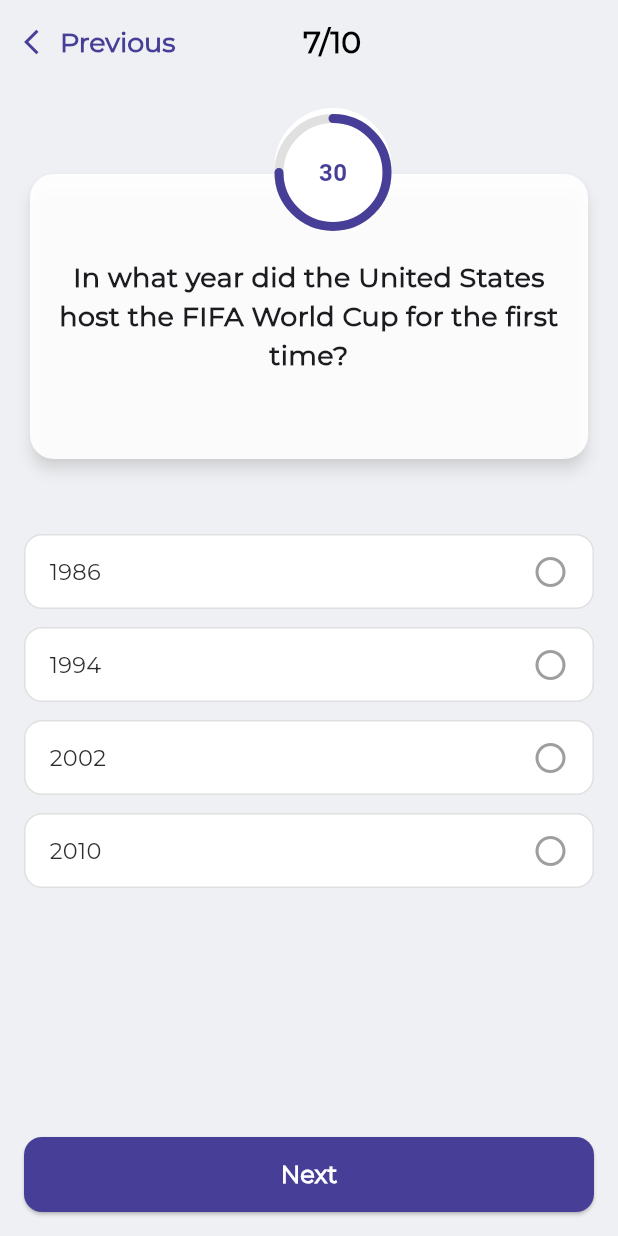
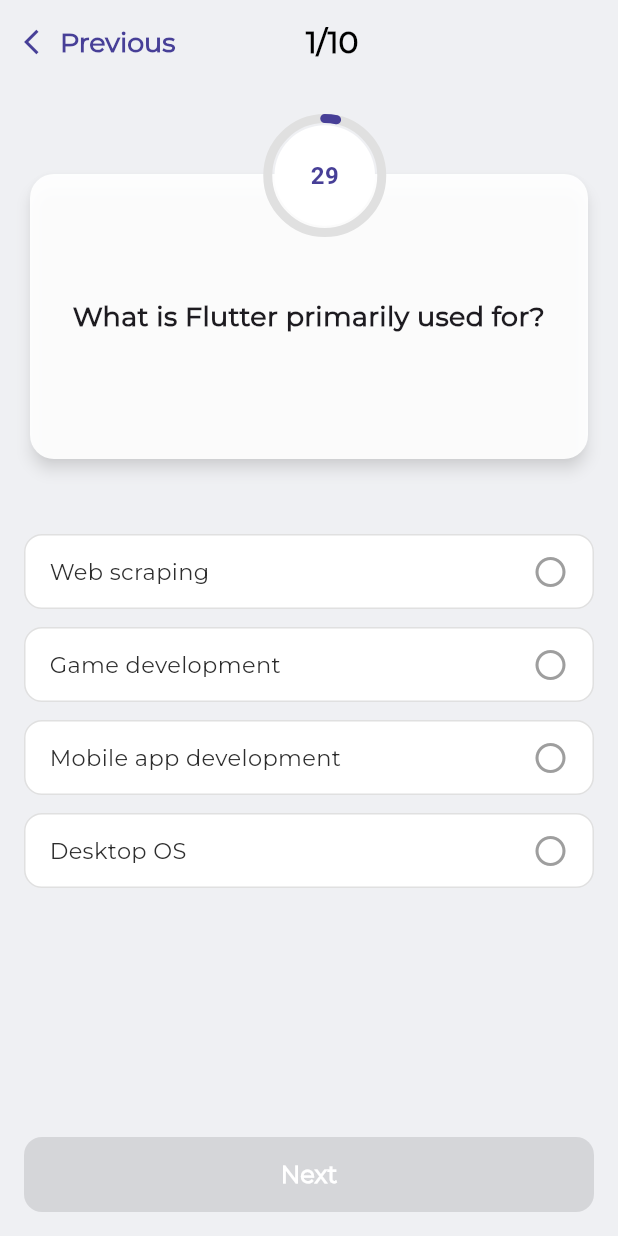
Before and after one commit to Omnia-Waleed-Mohamed/quiz-app, a Flutter app: the QuizScreen screen opened directly, on a phone screen of 412 x 824 dp. Run offline on Flutter 3.47's test engine with Material 3 defaults, Android fonts, the phone set to English and light mode, and no system bars; drawn by our look-alikes of percent_indicator; our stand-ins replace dots_indicator.

Commit message:
quiz Screenn

```diff
--- a/lib/main.dart
+++ b/lib/main.dart
@@ -1,5 +1,4 @@
 import 'package:flutter/material.dart';
-import 'package:quiz_app/views/onBoardingScreen.dart';
 import 'package:quiz_app/views/splashScreen.dart';
 
 void main(){
--- a/lib/views/quizScreen.dart
+++ b/lib/views/quizScreen.dart
@@ -1,6 +1,10 @@
+
+import 'dart:async';
 import 'package:flutter/material.dart';
 import 'package:percent_indicator/circular_percent_indicator.dart';
+import 'package:quiz_app/views/answerScreen.dart';
 import 'package:quiz_app/widget/appBarQuiz.dart';
+import 'package:quiz_app/widget/questionsList.dart';
 
 class QuizScreen extends StatefulWidget {
   const QuizScreen({super.key});
@@ -10,34 +14,79 @@ class QuizScreen extends StatefulWidget {
 }
 
 class _QuizScreenState extends State<QuizScreen> {
+  int currentIndex = 0;
   int selectedOption = -1;
+  List<String?> userAnswers = List.filled(questionsList.length, null);
+  Timer? timer;
+  int timeLeft = 30;
 
-  List<String> options = [
-    "1986",
-    "1994",
-    "2002",
-    "2010",
-  ];
+  void startTimer() {
+    timeLeft = 30;
+    timer?.cancel();
+    timer = Timer.periodic(const Duration(seconds: 1), (Timer t) {
+      setState(() {
+        timeLeft--;
+        if (timeLeft == 0) {
+          nextQuestion();
+        }
+      });
+    });
+  }
+
+  void nextQuestion() {
+    if (selectedOption != -1) {
+      userAnswers[currentIndex] =
+          questionsList[currentIndex].answers[selectedOption];
+    }
+
+    if (currentIndex < questionsList.length - 1) {
+      setState(() {
+        currentIndex++;
+        selectedOption = -1;
+      });
+      startTimer();
+    } else {
+      timer?.cancel();
+      Navigator.pushReplacement(
+        context,
+        MaterialPageRoute(
+          builder: (_) => AnswerScreen(userAnswers: userAnswers),
+        ),
+      );
+    }
+  }
+
+  @override
+  void initState() {
+    super.initState();
+    startTimer();
+  }
+
+  @override
+  void dispose() {
+    timer?.cancel();
+    super.dispose();
+  }
 
   @override
   Widget build(BuildContext context) {
+    final question = questionsList[currentIndex];
+
     return Scaffold(
       backgroundColor: const Color(0xffEFF0F3),
-      appBar: const CustomQuizAppBar(title: "7/10"),
+      appBar: CustomQuizAppBar(title: "${currentIndex + 1}/${questionsList.length}"),
       body: Padding(
         padding: const EdgeInsets.all(16),
         child: Column(
           children: [
-            // Stack to overlap circle over card
             Stack(
               clipBehavior: Clip.none,
               children: [
-                // Card with question
                 Container(
                   width: double.infinity,
-                  margin: const EdgeInsets.only(top: 40), // space for circle
+                  margin: const EdgeInsets.only(top: 40),
                   child: Card(
-                    color: Color.fromARGB(235, 255, 255, 255),
+                    color: const Color.fromARGB(235, 255, 255, 255),
                     elevation: 4,
                     shape: RoundedRectangleBorder(
                       borderRadius: BorderRadius.circular(16),
@@ -47,10 +96,10 @@ class _QuizScreenState extends State<QuizScreen> {
                       height: 190,
                       padding: const EdgeInsets.symmetric(horizontal: 16),
                       alignment: Alignment.center,
-                      child: const Text(
-                        "In what year did the United States host the FIFA World Cup for the first time?",
+                      child: Text(
+                        question.question,
                         textAlign: TextAlign.center,
-                        style: TextStyle(
+                        style: const TextStyle(
                           fontSize: 18,
                           fontWeight: FontWeight.w600,
                           fontFamily: "Montserrat",
@@ -59,30 +108,26 @@ class _QuizScreenState extends State<QuizScreen> {
                     ),
                   ),
                 ),
-
                 Positioned(
-                  top: 0,
-                  left: MediaQuery.of(context).size.width / 2 -
-                      39, // خليها على حسب الـ radius
+                  top: 0, // تعديل لتفادي overflow
+                  left: MediaQuery.of(context).size.width / 2 - 39,
                   child: Container(
-                    width:
-                        78, // لازم يكون قطر الدايرة = radius * 2 + padding (اختياري)
-                    height: 78,
+                    width: 67,
+                    height: 90,
                     decoration: const BoxDecoration(
                       color: Colors.white,
                       shape: BoxShape.circle,
                     ),
-                    padding: const EdgeInsets.all(
-                        4), // padding داخلي صغير عشان الفل ميركبش على الدايرة
+                    padding: const EdgeInsets.all(4),
                     child: CircularPercentIndicator(
-                      radius: 39.0,
+                      radius: 41.0,
                       lineWidth: 6.0,
-                      percent: 0.75,
+                      percent: (30 - timeLeft) / 30, // تعديل الاتجاه
                       animation: true,
-                      animationDuration: 1200,
-                      center: const Text(
-                        "30",
-                        style: TextStyle(
+                      animateFromLastPercent: true,
+                      center: Text(
+                        "$timeLeft",
+                        style: const TextStyle(
                           fontSize: 16,
                           fontWeight: FontWeight.bold,
                           color: Color(0xff473F97),
@@ -96,11 +141,8 @@ class _QuizScreenState extends State<QuizScreen> {
                 ),
               ],
             ),
-
             const SizedBox(height: 40),
-
-            // الخيارات
-            for (int i = 0; i < options.length; i++)
+            for (int i = 0; i < question.answers.length; i++)
               GestureDetector(
                 onTap: () {
                   setState(() {
@@ -112,9 +154,7 @@ class _QuizScreenState extends State<QuizScreen> {
                   padding: const EdgeInsets.symmetric(horizontal: 16),
                   height: 50,
                   decoration: BoxDecoration(
-                    color: selectedOption == i
-                        ? const Color(0xffD7DBF5)
-                        : Colors.white,
+                    color: selectedOption == i ? const Color(0xffD7DBF5) : Colors.white,
                     borderRadius: BorderRadius.circular(12),
                     border: Border.all(
                       color: selectedOption == i
@@ -127,7 +167,7 @@ class _QuizScreenState extends State<QuizScreen> {
                     children: [
                       Expanded(
                         child: Text(
-                          options[i],
+                          question.answers[i],
                           style: const TextStyle(
                             fontSize: 15,
                             fontWeight: FontWeight.w500,
@@ -148,19 +188,16 @@ class _QuizScreenState extends State<QuizScreen> {
                   ),
                 ),
               ),
-
             const Spacer(),
-
-            // زر Next
             SizedBox(
               width: double.infinity,
               height: 50,
               child: ElevatedButton(
-                onPressed: () {
-                  // logic للانتقال للسؤال التالي
-                },
+                onPressed: selectedOption == -1 ? null : nextQuestion,
                 style: ElevatedButton.styleFrom(
-                  backgroundColor: const Color(0xff473F97),
+                  backgroundColor: selectedOption == -1
+                      ? Colors.grey
+                      : const Color(0xff473F97),
                   shape: RoundedRectangleBorder(
                     borderRadius: BorderRadius.circular(12),
                   ),
--- /dev/null
+++ b/lib/widget/questionsList.dart
@@ -0,0 +1,49 @@
+import 'package:quiz_app/models/questions.dart';
+
+List<QuestionsModel> questionsList = [
+  QuestionsModel(
+      "What is Flutter primarily used for?",
+      [
+        "Web scraping",
+        "Game development",
+        "Mobile app development",
+        "Desktop OS"
+      ],
+      "Mobile app development"),
+  QuestionsModel("What language is used to write Flutter apps?",
+      ["Java", "Kotlin", "Dart", "Swift"], "Dart"),
+  QuestionsModel("Who develops Flutter?",
+      ["Facebook", "Apple", "Google", "Microsoft"], "Google"),
+  QuestionsModel(
+      "What is a widget in Flutter?",
+      [
+        "A layout tool",
+        "A button only",
+        "A class to build UI",
+        "Just animation"
+      ],
+      "A class to build UI"),
+  QuestionsModel("Which widget is used for layout in a column?",
+      ["Row", "Stack", "ListView", "Column"], "Column"),
+  QuestionsModel(
+      "How do you update UI in Flutter?",
+      ["Call setState", "Use Navigator", "Use dispose", "Use Future"],
+      "Call setState"),
+  QuestionsModel(
+      "What is hot reload?",
+      [
+        "App restarts",
+        "UI preview",
+        "Code suggestion",
+        "UI updates without full restart"
+      ],
+      "UI updates without full restart"),
+  QuestionsModel("Which file starts a Flutter app?",
+      ["main.dart", "app.dart", "home.dart", "start.dart"], "main.dart"),
+  QuestionsModel(
+      "What does MaterialApp provide?",
+      ["Theme and routing", "State management", "Database", "Animations"],
+      "Theme and routing"),
+  QuestionsModel("Which widget shows a scrollable list?",
+      ["Container", "Text", "ListView", "AppBar"], "ListView"),
+];
```
Also changed, not shown: lib/models/questions.dart (added, +7 -0 lines), lib/views/answerScreen.dart (added, +22 -0 lines).
